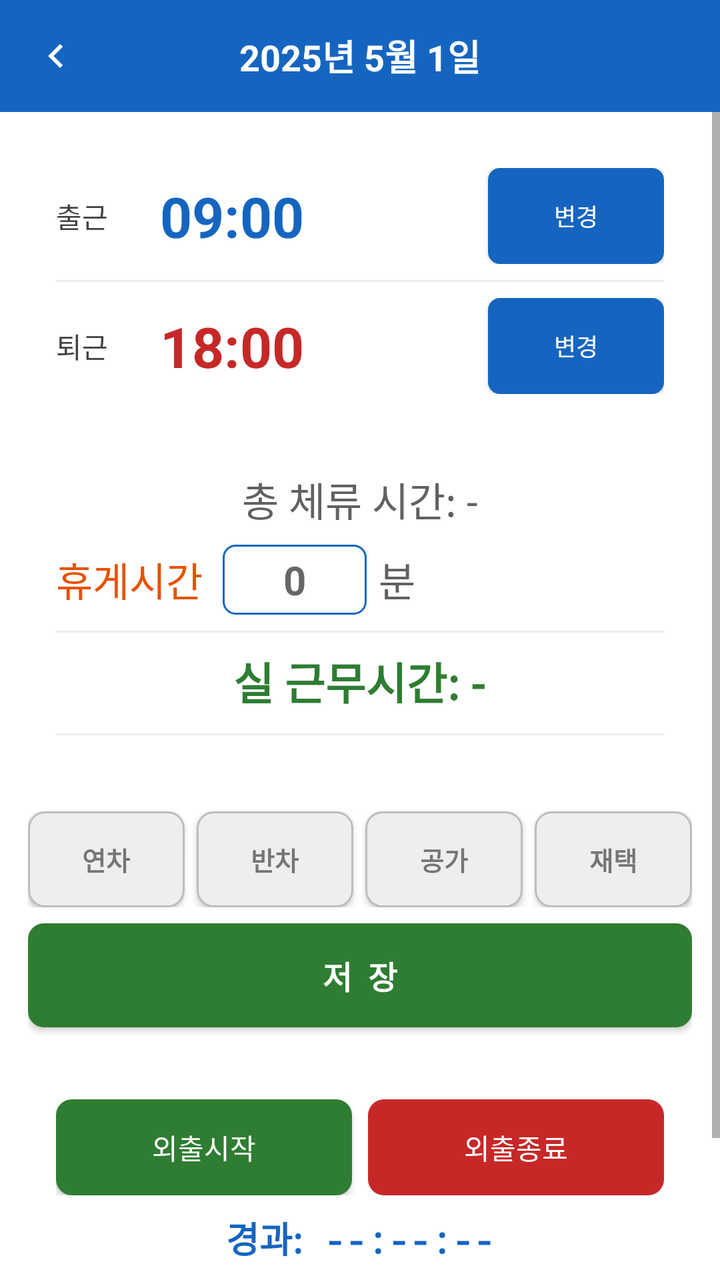
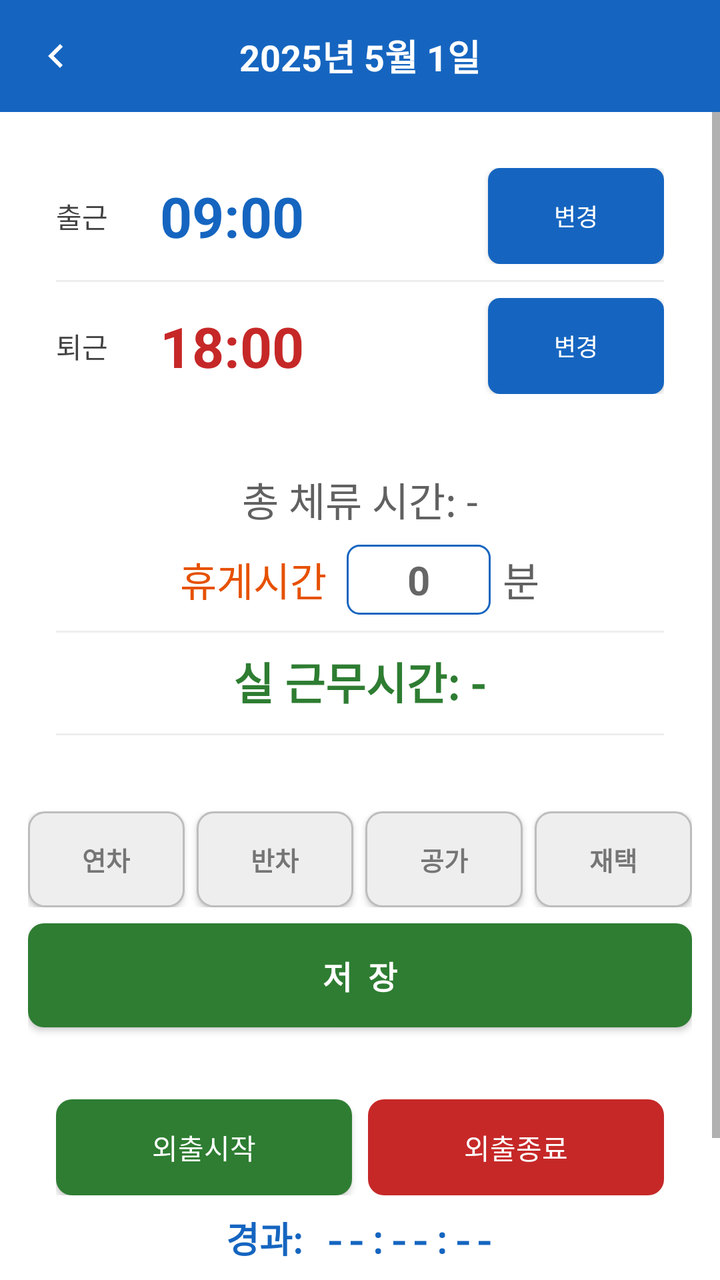

Before-and-after screenshots of an Android layout around one commit, followed by the original layout XML and the change that was made.
<!-- AndroidManifest.xml: application theme AppTheme -->
<!-- res/layout/activity_day_detail.xml -->
<?xml version="1.0" encoding="utf-8"?>
<LinearLayout xmlns:android="http://schemas.android.com/apk/res/android"
    android:id="@+id/root_day_detail"
    android:layout_width="match_parent"
    android:layout_height="match_parent"
    android:orientation="vertical"
    android:background="#FFFFFF">

    
    <LinearLayout
        android:layout_width="match_parent"
        android:layout_height="56dp"
        android:orientation="horizontal"
        android:gravity="center_vertical"
        android:background="#1565C0"
        android:padding="4dp">

        <ImageButton
            android:id="@+id/btn_close"
            android:layout_width="48dp"
            android:layout_height="48dp"
            android:src="@drawable/ic_arrow_left"
            android:background="?attr/selectableItemBackgroundBorderless"
            android:contentDescription="닫기"
            android:padding="4dp"
            android:tint="#FFFFFF" />

        <TextView
            android:id="@+id/tv_detail_date"
            android:layout_width="0dp"
            android:layout_height="wrap_content"
            android:layout_weight="1"
            android:textSize="18sp"
            android:textColor="#FFFFFF"
            android:textStyle="bold"
            android:gravity="center"
            android:text="2025년 5월 1일" />

        
        <View
            android:layout_width="48dp"
            android:layout_height="48dp" />
    </LinearLayout>

    <ScrollView
        android:layout_width="match_parent"
        android:layout_height="0dp"
        android:layout_weight="1"
        android:background="#FFFFFF">

    <LinearLayout
        android:layout_width="match_parent"
        android:layout_height="wrap_content"
        android:orientation="vertical"
        android:padding="14dp"
        android:background="#FFFFFF">

        
        <LinearLayout
            android:id="@+id/layout_time_card"
            android:layout_width="match_parent"
            android:layout_height="wrap_content"
            android:orientation="vertical"
            android:background="#FFFFFF"
            android:padding="14dp"
            android:layout_marginBottom="10dp">

            
            <LinearLayout
                android:layout_width="match_parent"
                android:layout_height="wrap_content"
                android:orientation="horizontal"
                android:gravity="center_vertical"
                android:layout_marginBottom="8dp">

                <TextView
                    android:layout_width="52dp"
                    android:layout_height="wrap_content"
                    android:text="출근"
                    android:textSize="14sp"
                    android:textColor="#424242" />

                <TextView
                    android:id="@+id/tv_start_time"
                    android:layout_width="0dp"
                    android:layout_height="wrap_content"
                    android:layout_weight="1"
                    android:textSize="28sp"
                    android:textColor="#1565C0"
                    android:textStyle="bold"
                    android:text="09:00" />

                <Button
                    android:id="@+id/btn_checkin"
                    android:layout_width="wrap_content"
                    android:layout_height="wrap_content"
                    android:text="출근"
                    android:textSize="12sp"
                    android:background="@drawable/bg_checkin_button"
                    android:textColor="#FFFFFF"
                    android:paddingLeft="12dp"
                    android:paddingRight="12dp"
                    android:layout_marginEnd="4dp"
                    android:visibility="gone" />

                <Button
                    android:id="@+id/btn_edit_start"
                    android:layout_width="wrap_content"
                    android:layout_height="wrap_content"
                    android:text="변경"
                    android:textSize="12sp"
                    android:background="@drawable/bg_primary_button"
                    android:textColor="#FFFFFF"
                    android:paddingLeft="14dp"
                    android:paddingRight="14dp" />
            </LinearLayout>

            <View android:layout_width="match_parent" android:layout_height="1dp"
                android:background="#EEEEEE"/>

            
            <LinearLayout
                android:layout_width="match_parent"
                android:layout_height="wrap_content"
                android:orientation="horizontal"
                android:gravity="center_vertical"
                android:layout_marginTop="8dp">

                <TextView
                    android:layout_width="52dp"
                    android:layout_height="wrap_content"
                    android:text="퇴근"
                    android:textSize="14sp"
                    android:textColor="#424242" />

                <TextView
                    android:id="@+id/tv_end_time"
                    android:layout_width="0dp"
                    android:layout_height="wrap_content"
                    android:layout_weight="1"
                    android:textSize="28sp"
                    android:textColor="#C62828"
                    android:textStyle="bold"
                    android:text="18:00" />

                <Button
                    android:id="@+id/btn_checkout"
                    android:layout_width="wrap_content"
                    android:layout_height="wrap_content"
                    android:text="퇴근"
                    android:textSize="12sp"
                    android:background="@drawable/bg_checkout_button"
                    android:textColor="#FFFFFF"
                    android:paddingLeft="12dp"
                    android:paddingRight="12dp"
                    android:layout_marginEnd="4dp"
                    android:visibility="gone" />

                <Button
                    android:id="@+id/btn_edit_end"
                    android:layout_width="wrap_content"
                    android:layout_height="wrap_content"
                    android:text="변경"
                    android:textSize="12sp"
                    android:background="@drawable/bg_primary_button"
                    android:textColor="#FFFFFF"
                    android:paddingLeft="14dp"
                    android:paddingRight="14dp" />
            </LinearLayout>
        </LinearLayout>

        
        <LinearLayout
            android:id="@+id/layout_calc_card"
            android:layout_width="match_parent"
            android:layout_height="wrap_content"
            android:orientation="vertical"
            android:background="#FFFFFF"
            android:padding="14dp"
            android:layout_marginBottom="16dp">

            <TextView
                android:id="@+id/tv_raw_work"
                android:layout_width="match_parent"
                android:layout_height="wrap_content"
                android:textSize="20sp"
                android:textColor="#616161"
                android:gravity="center"
                android:layout_marginBottom="8dp"
                android:text="총 체류 시간: -" />

            
            <LinearLayout
                android:layout_width="match_parent"
                android:layout_height="wrap_content"
                android:orientation="horizontal"
                android:gravity="center"
                android:layout_marginBottom="8dp">

                <TextView
                    android:layout_width="wrap_content"
                    android:layout_height="wrap_content"
                    android:text="휴게시간"
                    android:textSize="20sp"
                    android:textColor="#E65100" />

                <EditText
                    android:id="@+id/et_break_minutes"
                    android:layout_width="72dp"
                    android:layout_height="wrap_content"
                    android:layout_marginLeft="10dp"
                    android:inputType="number"
                    android:textSize="20sp"
                    android:textColor="#E65100"
                    android:textStyle="bold"
                    android:gravity="center"
                    android:maxLength="3"
                    android:hint="0"
                    android:background="@drawable/bg_outlined_button"
                    android:paddingTop="4dp"
                    android:paddingBottom="4dp" />

                <TextView
                    android:layout_width="wrap_content"
                    android:layout_height="wrap_content"
                    android:layout_marginLeft="6dp"
                    android:text="분"
                    android:textSize="20sp"
                    android:textColor="#616161" />

                <TextView
                    android:id="@+id/tv_break_hint"
                    android:layout_width="0dp"
                    android:layout_height="wrap_content"
                    android:layout_weight="1"
                    android:gravity="end"
                    android:textSize="11sp"
                    android:textColor="#9E9E9E"
                    android:text="" />
            </LinearLayout>

            <View android:layout_width="match_parent" android:layout_height="1dp"
                android:background="#EEEEEE" android:layout_marginBottom="8dp"/>

            <TextView
                android:id="@+id/tv_net_work"
                android:layout_width="match_parent"
                android:layout_height="wrap_content"
                android:textSize="22sp"
                android:textStyle="bold"
                android:textColor="#2E7D32"
                android:gravity="center"
                android:text="실 근무시간: -" />

            <View android:layout_width="match_parent" android:layout_height="1dp"
                android:background="#EEEEEE"
                android:layout_marginTop="10dp" android:layout_marginBottom="8dp"/>

            
            <LinearLayout
                android:id="@+id/ll_seg_container"
                android:layout_width="match_parent"
                android:layout_height="wrap_content"
                android:orientation="vertical"
                android:visibility="gone">

                <LinearLayout
                    android:id="@+id/ll_seg_weekday_night"
                    android:layout_width="match_parent"
                    android:layout_height="wrap_content"
                    android:orientation="horizontal"
                    android:gravity="center_vertical"
                    android:layout_marginBottom="4dp"
                    android:visibility="gone">
                    <TextView
                        android:layout_width="68dp"
                        android:layout_height="wrap_content"
                        android:text="평일야간"
                        android:textSize="12sp"
                        android:textColor="#424242" />
                    <TextView
                        android:id="@+id/tv_seg_weekday_night"
                        android:layout_width="0dp"
                        android:layout_height="wrap_content"
                        android:layout_weight="1"
                        android:textSize="12sp"
                        android:textStyle="bold"
                        android:textColor="#5C6BC0" />
                </LinearLayout>

                <LinearLayout
                    android:id="@+id/ll_seg_holiday_day"
                    android:layout_width="match_parent"
                    android:layout_height="wrap_content"
                    android:orientation="horizontal"
                    android:gravity="center_vertical"
                    android:layout_marginBottom="4dp"
                    android:visibility="gone">
                    <TextView
                        android:layout_width="68dp"
                        android:layout_height="wrap_content"
                        android:text="휴일주간"
                        android:textSize="12sp"
                        android:textColor="#424242" />
                    <TextView
                        android:id="@+id/tv_seg_holiday_day"
                        android:layout_width="0dp"
                        android:layout_height="wrap_content"
                        android:layout_weight="1"
                        android:textSize="12sp"
                        android:textStyle="bold"
                        android:textColor="#E65100" />
                </LinearLayout>

                <LinearLayout
                    android:id="@+id/ll_seg_holiday_night"
                    android:layout_width="match_parent"
                    android:layout_height="wrap_content"
                    android:orientation="horizontal"
                    android:gravity="center_vertical"
                    android:visibility="gone">
                    <TextView
                        android:layout_width="68dp"
                        android:layout_height="wrap_content"
                        android:text="휴일야간"
                        android:textSize="12sp"
                        android:textColor="#424242" />
                    <TextView
                        android:id="@+id/tv_seg_holiday_night"
                        android:layout_width="0dp"
                        android:layout_height="wrap_content"
                        android:layout_weight="1"
                        android:textSize="12sp"
                        android:textStyle="bold"
                        android:textColor="#B71C1C" />
                </LinearLayout>
            </LinearLayout>
        </LinearLayout>

        
        <TextView
            android:id="@+id/tv_annual_note"
            android:layout_width="match_parent"
            android:layout_height="wrap_content"
            android:text=""
            android:textSize="12sp"
            android:textColor="#C62828"
            android:gravity="center"
            android:layout_marginBottom="6dp"
            android:visibility="gone" />

        
        <LinearLayout
            android:layout_width="match_parent"
            android:layout_height="wrap_content"
            android:orientation="horizontal"
            android:layout_marginBottom="8dp">

            <Button
                android:id="@+id/btn_annual_leave"
                android:layout_width="0dp"
                android:layout_height="48dp"
                android:layout_weight="1"
                android:text="연차"
                android:textSize="13sp"
                android:textColor="#757575"
                android:textStyle="bold"
                android:background="@drawable/bg_leave_inactive"
                android:layout_marginEnd="3dp" />

            <Button
                android:id="@+id/btn_half_leave"
                android:layout_width="0dp"
                android:layout_height="48dp"
                android:layout_weight="1"
                android:text="반차"
                android:textSize="13sp"
                android:textColor="#757575"
                android:textStyle="bold"
                android:background="@drawable/bg_leave_inactive"
                android:layout_marginStart="3dp"
                android:layout_marginEnd="3dp" />

            <Button
                android:id="@+id/btn_public_leave"
                android:layout_width="0dp"
                android:layout_height="48dp"
                android:layout_weight="1"
                android:text="공가"
                android:textSize="13sp"
                android:textColor="#757575"
                android:textStyle="bold"
                android:background="@drawable/bg_leave_inactive"
                android:layout_marginStart="3dp"
                android:layout_marginEnd="3dp" />

            <Button
                android:id="@+id/btn_remote_work"
                android:layout_width="0dp"
                android:layout_height="48dp"
                android:layout_weight="1"
                android:text="재택"
                android:textSize="13sp"
                android:textColor="#757575"
                android:textStyle="bold"
                android:background="@drawable/bg_leave_inactive"
                android:layout_marginStart="3dp" />
        </LinearLayout>

        
        <Button
            android:id="@+id/btn_save"
            android:layout_width="match_parent"
            android:layout_height="52dp"
            android:text="저  장"
            android:textSize="16sp"
            android:textColor="#FFFFFF"
            android:textStyle="bold"
            android:background="@drawable/bg_save_button"
            android:layout_marginBottom="10dp" />

        
        <Button
            android:id="@+id/btn_delete"
            android:layout_width="match_parent"
            android:layout_height="46dp"
            android:text="오늘 등록 초기화"
            android:textSize="13sp"
            android:textColor="#C62828"
            android:background="@drawable/bg_delete_button"
            android:visibility="gone" />

        
        <LinearLayout
            android:id="@+id/ll_outing_card"
            android:layout_width="match_parent"
            android:layout_height="wrap_content"
            android:orientation="vertical"
            android:background="#FFFFFF"
            android:padding="14dp"
            android:layout_marginTop="12dp">

            <LinearLayout
                android:layout_width="match_parent"
                android:layout_height="wrap_content"
                android:orientation="horizontal"
                android:layout_marginBottom="8dp">

                <Button
                    android:id="@+id/btn_outing_start"
                    android:layout_width="0dp"
                    android:layout_height="48dp"
                    android:layout_weight="1"
                    android:text="외출시작"
                    android:textSize="14sp"
                    android:textColor="#FFFFFF"
                    android:background="@drawable/bg_save_button"
                    android:layout_marginEnd="4dp" />

                <Button
                    android:id="@+id/btn_outing_end"
                    android:layout_width="0dp"
                    android:layout_height="48dp"
                    android:layout_weight="1"
                    android:text="외출종료"
                    android:textSize="14sp"
                    android:textColor="#FFFFFF"
                    android:background="@drawable/bg_checkout_button"
                    android:layout_marginStart="4dp"
                    android:enabled="false" />
            </LinearLayout>

            <TextView
                android:id="@+id/tv_outing_elapsed"
                android:layout_width="match_parent"
                android:layout_height="wrap_content"
                android:text="경과: --:--:--"
                android:textSize="18sp"
                android:textStyle="bold"
                android:textColor="#1565C0"
                android:fontFamily="monospace"
                android:gravity="center"
                android:layout_marginBottom="4dp" />

            <TextView
                android:id="@+id/tv_outing_total"
                android:layout_width="match_parent"
                android:layout_height="wrap_content"
                android:text="일 누적: --"
                android:textSize="13sp"
                android:textColor="#616161"
                android:gravity="center"
                android:layout_marginBottom="8dp" />

            <View android:layout_width="match_parent" android:layout_height="1dp"
                android:background="#EEEEEE" android:layout_marginBottom="8dp"/>

            
            <LinearLayout
                android:layout_width="match_parent"
                android:layout_height="wrap_content"
                android:orientation="horizontal"
                android:layout_marginBottom="4dp">

                <TextView android:layout_width="0dp" android:layout_height="wrap_content"
                    android:layout_weight="1" android:text="시작"
                    android:textSize="11sp" android:textStyle="bold"
                    android:textColor="#424242" android:gravity="center" />

                <TextView android:layout_width="0dp" android:layout_height="wrap_content"
                    android:layout_weight="1" android:text="종료"
                    android:textSize="11sp" android:textStyle="bold"
                    android:textColor="#424242" android:gravity="center" />

                <TextView android:layout_width="0dp" android:layout_height="wrap_content"
                    android:layout_weight="1" android:text="외출시간"
                    android:textSize="11sp" android:textStyle="bold"
                    android:textColor="#424242" android:gravity="center" />

                <TextView android:layout_width="52dp" android:layout_height="wrap_content"
                    android:text="삭제" android:textSize="11sp" android:textStyle="bold"
                    android:textColor="#424242" android:gravity="center" />
            </LinearLayout>

            
            <LinearLayout
                android:id="@+id/ll_outing_rows"
                android:layout_width="match_parent"
                android:layout_height="wrap_content"
                android:orientation="vertical" />
        </LinearLayout>

    </LinearLayout>
    </ScrollView>

</LinearLayout>
<!-- resources referenced by this layout -->
<resources>
  <!-- drawable bg_checkin_button (drawable) -->
  <?xml version="1.0" encoding="utf-8"?>
  <shape xmlns:android="http://schemas.android.com/apk/res/android"
      android:shape="rectangle">
      <solid android:color="#388E3C" />
      <corners android:radius="8dp" />
  </shape>
  <!-- drawable bg_checkout_button (drawable) -->
  <?xml version="1.0" encoding="utf-8"?>
  <shape xmlns:android="http://schemas.android.com/apk/res/android"
      android:shape="rectangle">
      <solid android:color="#C62828" />
      <corners android:radius="8dp" />
  </shape>
  <!-- drawable bg_delete_button (drawable) -->
  <?xml version="1.0" encoding="utf-8"?>
  <shape xmlns:android="http://schemas.android.com/apk/res/android"
      android:shape="rectangle">
      <solid android:color="#FFFFFF" />
      <stroke android:width="1dp" android:color="#C62828" />
      <corners android:radius="8dp" />
  </shape>
  <!-- drawable bg_leave_inactive (drawable) -->
  <?xml version="1.0" encoding="utf-8"?>
  <shape xmlns:android="http://schemas.android.com/apk/res/android"
      android:shape="rectangle">
      <solid android:color="#EEEEEE" />
      <stroke android:width="1dp" android:color="#BDBDBD" />
      <corners android:radius="8dp" />
  </shape>
  <!-- drawable bg_outlined_button (drawable) -->
  <?xml version="1.0" encoding="utf-8"?>
  <shape xmlns:android="http://schemas.android.com/apk/res/android"
      android:shape="rectangle">
      <solid android:color="#FFFFFF" />
      <stroke android:width="1dp" android:color="#1565C0" />
      <corners android:radius="6dp" />
  </shape>
  <!-- drawable bg_primary_button (drawable) -->
  <?xml version="1.0" encoding="utf-8"?>
  <shape xmlns:android="http://schemas.android.com/apk/res/android"
      android:shape="rectangle">
      <solid android:color="#1565C0" />
      <corners android:radius="6dp" />
  </shape>
  <!-- drawable bg_save_button (drawable) -->
  <?xml version="1.0" encoding="utf-8"?>
  <shape xmlns:android="http://schemas.android.com/apk/res/android"
      android:shape="rectangle">
      <solid android:color="#2E7D32" />
      <corners android:radius="8dp" />
  </shape>
  <!-- drawable ic_arrow_left (drawable) -->
  <?xml version="1.0" encoding="utf-8"?>
  <vector xmlns:android="http://schemas.android.com/apk/res/android"
      android:width="24dp"
      android:height="24dp"
      android:viewportWidth="24"
      android:viewportHeight="24">
      <path
          android:fillColor="#FFFFFF"
          android:pathData="M15.41,16.59L10.83,12l4.58,-4.59L14,6l-6,6 6,6 1.41,-1.41z" />
  </vector>
  <style name="AppTheme" parent="Theme.AppCompat.Light.NoActionBar">
          <item name="colorPrimary">@color/colorPrimary</item>
          <item name="colorPrimaryDark">@color/colorPrimaryDark</item>
          <item name="colorAccent">@color/colorAccent</item>
      </style>
  <color name="colorPrimary">#1565C0</color>
  <color name="colorPrimaryDark">#0D47A1</color>
  <color name="colorAccent">#E65100</color>
</resources>

<!-- the commit's change to res/layout/activity_day_detail.xml (unified diff, before → after) -->
@@ -228,15 +228,6 @@
                     android:textSize="20sp"
                     android:textColor="#616161" />
 
-                <TextView
-                    android:id="@+id/tv_break_hint"
-                    android:layout_width="0dp"
-                    android:layout_height="wrap_content"
-                    android:layout_weight="1"
-                    android:gravity="end"
-                    android:textSize="11sp"
-                    android:textColor="#9E9E9E"
-                    android:text="" />
             </LinearLayout>
 
             <View android:layout_width="match_parent" android:layout_height="1dp"
